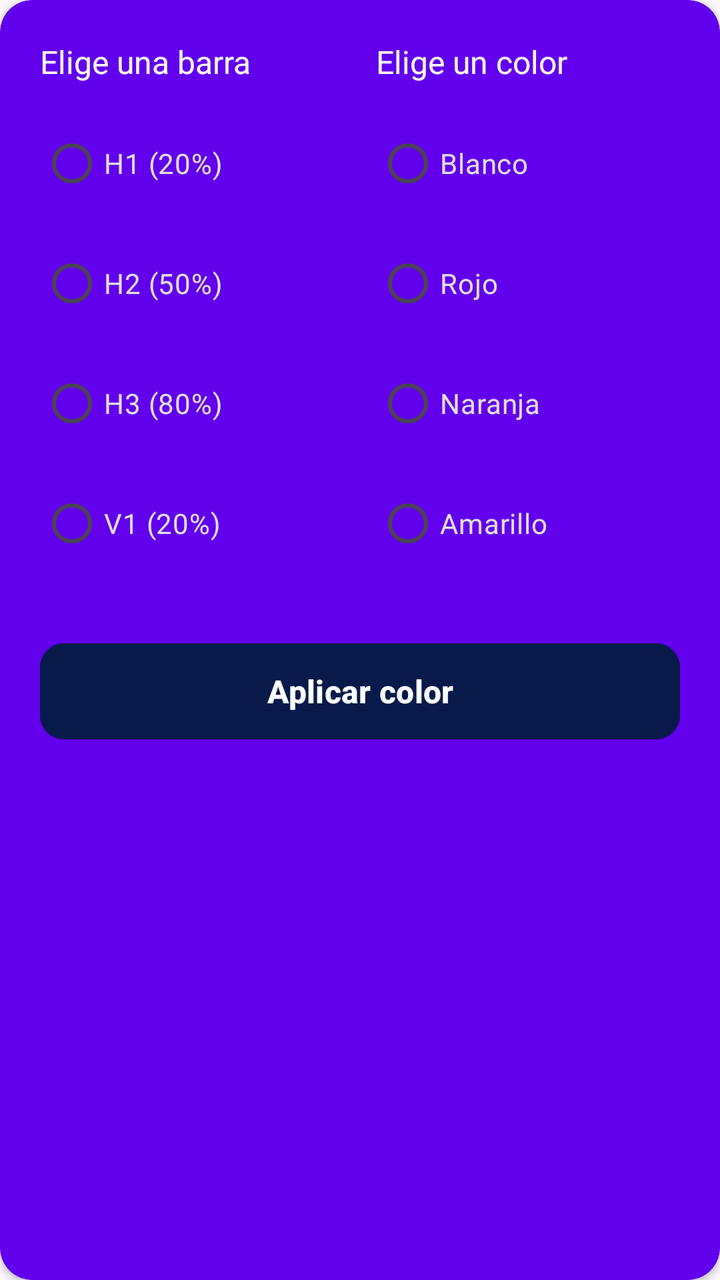
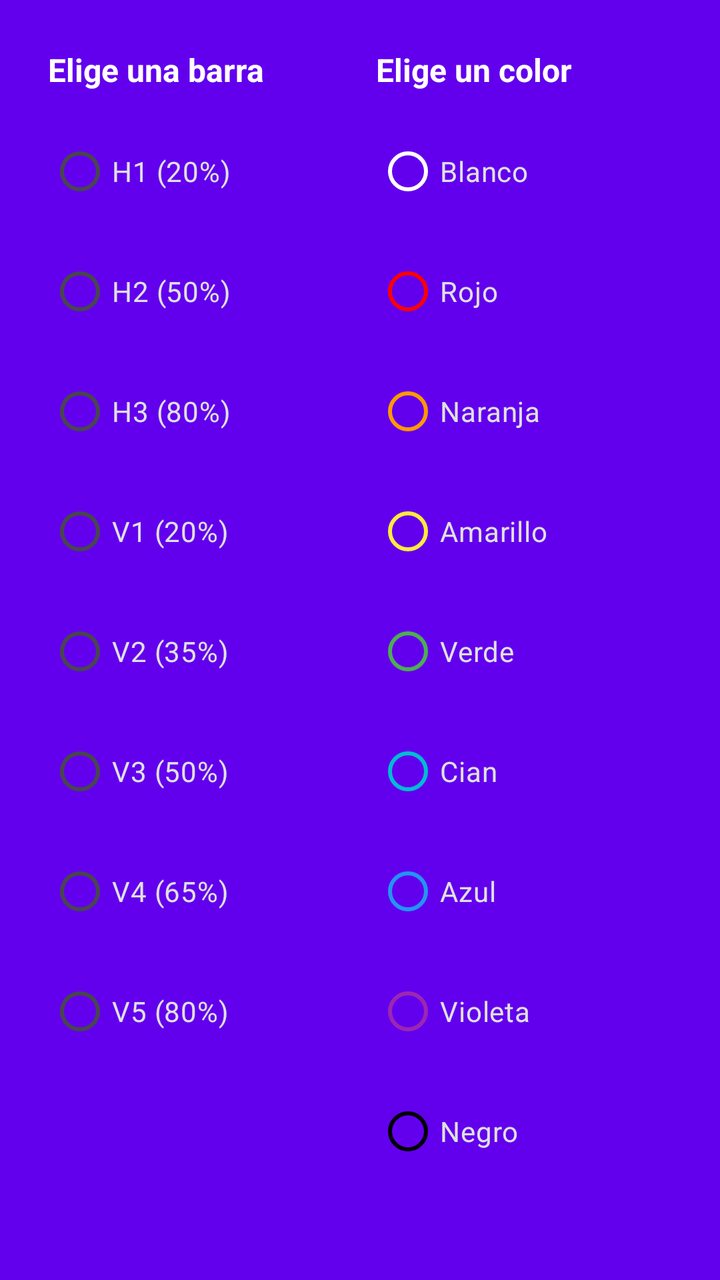

Compare the two renders of this Android layout. The source of the first and the diff that turns it into the second are given below.
<!-- AndroidManifest.xml: application theme Theme.ComoqueraisApps -->
<!-- res/layout/dialog_colors.xml -->
<androidx.cardview.widget.CardView
    xmlns:android="http://schemas.android.com/apk/res/android"
    xmlns:app="http://schemas.android.com/apk/res-auto"
    android:layout_width="match_parent"
    android:layout_height="wrap_content"
    android:layout_margin="16dp"
    app:cardCornerRadius="16dp"
    app:cardBackgroundColor="@color/background_fab">

    <LinearLayout
        android:layout_width="match_parent"
        android:layout_height="wrap_content"
        android:orientation="vertical"
        android:layout_margin="20dp">

        <LinearLayout
            android:layout_width="match_parent"
            android:layout_height="wrap_content"
            android:orientation="horizontal">

            <LinearLayout
                android:layout_width="0dp"
                android:layout_height="wrap_content"
                android:layout_weight="1"
                android:orientation="vertical"
                android:layout_marginRight="8dp">

                <TextView
                    android:layout_width="wrap_content"
                    android:layout_height="wrap_content"
                    android:text="Elige una barra"
                    android:textColor="#FFFFFF"
                    android:textSize="16sp"
                    android:layout_marginBottom="16dp"/>

                <RadioGroup
                    android:layout_width="match_parent"
                    android:layout_height="wrap_content">

                    <RadioButton
                        android:layout_width="wrap_content"
                        android:layout_height="wrap_content"
                        android:text="H1 (20%)"
                        android:textColor="#E0E0E0" />

                    
                    <RadioButton
                        android:layout_width="wrap_content"
                        android:layout_height="wrap_content"
                        android:text="H2 (50%)"
                        android:textColor="#E0E0E0"
                        android:layout_marginTop="12dp" />

                    <RadioButton
                        android:layout_width="wrap_content"
                        android:layout_height="wrap_content"
                        android:text="H3 (80%)"
                        android:textColor="#E0E0E0"
                        android:layout_marginTop="12dp" />

                    <RadioButton
                        android:layout_width="wrap_content"
                        android:layout_height="wrap_content"
                        android:text="V1 (20%)"
                        android:textColor="#E0E0E0"
                        android:layout_marginTop="12dp" />
                </RadioGroup>
            </LinearLayout>

            
            
            <LinearLayout
                android:layout_width="0dp"
                android:layout_height="wrap_content"
                android:layout_weight="1"
                android:orientation="vertical"
                android:layout_marginLeft="8dp">

                <TextView
                    android:layout_width="wrap_content"
                    android:layout_height="wrap_content"
                    android:text="Elige un color"
                    android:textColor="#FFFFFF"
                    android:textSize="16sp"
                    android:layout_marginBottom="16dp"/>

                <RadioGroup
                    android:layout_width="match_parent"
                    android:layout_height="wrap_content">

                    <RadioButton
                        android:layout_width="wrap_content"
                        android:layout_height="wrap_content"
                        android:text="Blanco"
                        android:textColor="#E0E0E0"
                        android:buttonTint="#FFFFFF" />

                    <RadioButton
                        android:layout_width="wrap_content"
                        android:layout_height="wrap_content"
                        android:text="Rojo"
                        android:textColor="#E0E0E0"
                        android:buttonTint="#FF0000"
                        android:layout_marginTop="12dp" />

                    <RadioButton
                        android:layout_width="wrap_content"
                        android:layout_height="wrap_content"
                        android:text="Naranja"
                        android:textColor="#E0E0E0"
                        android:buttonTint="#FF9800"
                        android:layout_marginTop="12dp" />

                    <RadioButton
                        android:layout_width="wrap_content"
                        android:layout_height="wrap_content"
                        android:text="Amarillo"
                        android:textColor="#E0E0E0"
                        android:buttonTint="#FFEB3B"
                        android:layout_marginTop="12dp" />
                </RadioGroup>
            </LinearLayout>
        </LinearLayout>

        
        
        <Button
            android:layout_width="match_parent"
            android:layout_height="56dp"
            android:layout_marginTop="32dp"
            android:text="Aplicar color"
            android:textColor="#FFFFFF"
            android:textSize="16sp"
            android:textStyle="bold"
            android:textAllCaps="false"
            android:backgroundTint="@color/bgapp_background_card"
            app:cornerRadius="12dp" />

    </LinearLayout>
</androidx.cardview.widget.CardView>
<!-- resources referenced by this layout -->
<resources>
  <color name="background_fab">#FF6200EE</color>
  <color name="bgapp_background_card">#FF081A4A</color>
  <style name="Theme.ComoqueraisApps" parent="Base.Theme.ComoqueraisApps" />
  <style name="Base.Theme.ComoqueraisApps" parent="Theme.Material3.DayNight.NoActionBar">
          
          
      </style>
</resources>

<!-- the commit's change to res/layout/dialog_colors.xml (unified diff, before → after) -->
@@ -1,140 +1,220 @@
-<androidx.cardview.widget.CardView
+<?xml version="1.0" encoding="utf-8"?>
+<LinearLayout
     xmlns:android="http://schemas.android.com/apk/res/android"
     xmlns:app="http://schemas.android.com/apk/res-auto"
     android:layout_width="match_parent"
     android:layout_height="wrap_content"
-    android:layout_margin="16dp"
-    app:cardCornerRadius="16dp"
-    app:cardBackgroundColor="@color/background_fab">
+    android:orientation="vertical"
+    android:background="@color/background_fab"
+    android:padding="24dp">
 
     <LinearLayout
         android:layout_width="match_parent"
         android:layout_height="wrap_content"
-        android:orientation="vertical"
-        android:layout_margin="20dp">
+        android:orientation="horizontal">
 
         <LinearLayout
-            android:layout_width="match_parent"
+            android:layout_width="0dp"
             android:layout_height="wrap_content"
-            android:orientation="horizontal">
-
-            <LinearLayout
-                android:layout_width="0dp"
+            android:layout_weight="1"
+            android:orientation="vertical"
+            android:layout_marginRight="8dp">
+
+            <TextView
+                android:layout_width="wrap_content"
                 android:layout_height="wrap_content"
-                android:layout_weight="1"
-                android:orientation="vertical"
-                android:layout_marginRight="8dp">
-
-                <TextView
-                    android:layout_width="wrap_content"
-                    android:layout_height="wrap_content"
-                    android:text="Elige una barra"
-                    android:textColor="#FFFFFF"
-                    android:textSize="16sp"
-                    android:layout_marginBottom="16dp"/>
-
-                <RadioGroup
-                    android:layout_width="match_parent"
-                    android:layout_height="wrap_content">
-
-                    <RadioButton
-                        android:layout_width="wrap_content"
-                        android:layout_height="wrap_content"
-                        android:text="H1 (20%)"
-                        android:textColor="#E0E0E0" />
-
-                    
-                    <RadioButton
-                        android:layout_width="wrap_content"
-                        android:layout_height="wrap_content"
-                        android:text="H2 (50%)"
-                        android:textColor="#E0E0E0"
-                        android:layout_marginTop="12dp" />
-
-                    <RadioButton
-                        android:layout_width="wrap_content"
-                        android:layout_height="wrap_content"
-                        android:text="H3 (80%)"
-                        android:textColor="#E0E0E0"
-                        android:layout_marginTop="12dp" />
-
-                    <RadioButton
-                        android:layout_width="wrap_content"
-                        android:layout_height="wrap_content"
-                        android:text="V1 (20%)"
-                        android:textColor="#E0E0E0"
-                        android:layout_marginTop="12dp" />
-                </RadioGroup>
-            </LinearLayout>
-
-            
-            
-            <LinearLayout
-                android:layout_width="0dp"
+                android:text="Elige una barra"
+                android:textStyle="bold"
+                android:textColor="#FFFFFF"
+                android:textSize="16sp"
+                android:layout_marginBottom="16dp"/>
+
+            <RadioGroup
+                android:id="@+id/rgBarras"
+                android:layout_width="match_parent"
+                android:layout_height="wrap_content">
+
+                <RadioButton
+                    android:id="@+id/rbH1"
+                    android:layout_width="wrap_content"
+                    android:layout_height="wrap_content"
+                    android:text="H1 (20%)"
+                    android:textColor="#E0E0E0" />
+
+                <RadioButton
+                    android:id="@+id/rbH2"
+                    android:layout_width="wrap_content"
+                    android:layout_height="wrap_content"
+                    android:text="H2 (50%)"
+                    android:textColor="#E0E0E0"
+                    android:layout_marginTop="12dp" />
+
+                <RadioButton
+                    android:id="@+id/rbH3"
+                    android:layout_width="wrap_content"
+                    android:layout_height="wrap_content"
+                    android:text="H3 (80%)"
+                    android:textColor="#E0E0E0"
+                    android:layout_marginTop="12dp" />
+
+                <RadioButton
+                    android:id="@+id/rbV1"
+                    android:layout_width="wrap_content"
+                    android:layout_height="wrap_content"
+                    android:text="V1 (20%)"
+                    android:textColor="#E0E0E0"
+                    android:layout_marginTop="12dp" />
+
+                <RadioButton
+                    android:id="@+id/rbV2"
+                    android:layout_width="wrap_content"
+                    android:layout_height="wrap_content"
+                    android:text="V2 (35%)"
+                    android:textColor="#E0E0E0"
+                    android:layout_marginTop="12dp" />
+
+                <RadioButton
+                    android:id="@+id/rbV3"
+                    android:layout_width="wrap_content"
+                    android:layout_height="wrap_content"
+                    android:text="V3 (50%)"
+                    android:textColor="#E0E0E0"
+                    android:layout_marginTop="12dp" />
+
+                <RadioButton
+                    android:id="@+id/rbV4"
+                    android:layout_width="wrap_content"
+                    android:layout_height="wrap_content"
+                    android:text="V4 (65%)"
+                    android:textColor="#E0E0E0"
+                    android:layout_marginTop="12dp" />
+
+                <RadioButton
+                    android:id="@+id/rbV5"
+                    android:layout_width="wrap_content"
+                    android:layout_height="wrap_content"
+                    android:text="V5 (80%)"
+                    android:textColor="#E0E0E0"
+                    android:layout_marginTop="12dp" />
+            </RadioGroup>
+        </LinearLayout>
+
+        <LinearLayout
+            android:layout_width="0dp"
+            android:layout_height="wrap_content"
+            android:layout_weight="1"
+            android:orientation="vertical"
+            android:layout_marginLeft="8dp">
+
+            <TextView
+                android:layout_width="wrap_content"
                 android:layout_height="wrap_content"
-                android:layout_weight="1"
-                android:orientation="vertical"
-                android:layout_marginLeft="8dp">
-
-                <TextView
-                    android:layout_width="wrap_content"
-                    android:layout_height="wrap_content"
-                    android:text="Elige un color"
-                    android:textColor="#FFFFFF"
-                    android:textSize="16sp"
-                    android:layout_marginBottom="16dp"/>
-
-                <RadioGroup
-                    android:layout_width="match_parent"
-                    android:layout_height="wrap_content">
-
-                    <RadioButton
-                        android:layout_width="wrap_content"
-                        android:layout_height="wrap_content"
-                        android:text="Blanco"
-                        android:textColor="#E0E0E0"
-                        android:buttonTint="#FFFFFF" />
-
-                    <RadioButton
-                        android:layout_width="wrap_content"
-                        android:layout_height="wrap_content"
-                        android:text="Rojo"
-                        android:textColor="#E0E0E0"
-                        android:buttonTint="#FF0000"
-                        android:layout_marginTop="12dp" />
-
-                    <RadioButton
-                        android:layout_width="wrap_content"
-                        android:layout_height="wrap_content"
-                        android:text="Naranja"
-                        android:textColor="#E0E0E0"
-                        android:buttonTint="#FF9800"
-                        android:layout_marginTop="12dp" />
-
-                    <RadioButton
-                        android:layout_width="wrap_content"
-                        android:layout_height="wrap_content"
-                        android:text="Amarillo"
-                        android:textColor="#E0E0E0"
-                        android:buttonTint="#FFEB3B"
-                        android:layout_marginTop="12dp" />
-                </RadioGroup>
-            </LinearLayout>
+                android:textStyle="bold"
+                android:text="Elige un color"
+                android:textColor="#FFFFFF"
+                android:textSize="16sp"
+                android:layout_marginBottom="16dp"/>
+
+            <RadioGroup
+                android:id="@+id/rgColores"
+                android:layout_width="match_parent"
+                android:layout_height="wrap_content">
+
+                <RadioButton
+                    android:id="@+id/rbBlanco"
+                    android:layout_width="wrap_content"
+                    android:layout_height="wrap_content"
+                    android:text="Blanco"
+                    android:textColor="#E0E0E0"
+                    app:buttonTint="#FFFFFF" />
+
+                <RadioButton
+                    android:id="@+id/rbRojo"
+                    android:layout_width="wrap_content"
+                    android:layout_height="wrap_content"
+                    android:text="Rojo"
+                    android:textColor="#E0E0E0"
+                    app:buttonTint="#FF0000"
+                    android:layout_marginTop="12dp" />
+
+                <RadioButton
+                    android:id="@+id/rbNaranja"
+                    android:layout_width="wrap_content"
+                    android:layout_height="wrap_content"
+                    android:text="Naranja"
+                    android:textColor="#E0E0E0"
+                    app:buttonTint="#FF9800"
+                    android:layout_marginTop="12dp" />
+
+                <RadioButton
+                    android:id="@+id/rbAmarillo"
+                    android:layout_width="wrap_content"
+                    android:layout_height="wrap_content"
+                    android:text="Amarillo"
+                    android:textColor="#E0E0E0"
+                    app:buttonTint="#FFEB3B"
+                    android:layout_marginTop="12dp" />
+
+                <RadioButton
+                    android:id="@+id/rbVerde"
+                    android:layout_width="wrap_content"
+                    android:layout_height="wrap_content"
+                    android:text="Verde"
+                    android:textColor="#E0E0E0"
+                    app:buttonTint="#4CAF50"
+                    android:layout_marginTop="12dp" />
+
+                <RadioButton
+                    android:id="@+id/rbCian"
+                    android:layout_width="wrap_content"
+                    android:layout_height="wrap_content"
+                    android:text="Cian"
+                    android:textColor="#E0E0E0"
+                    app:buttonTint="#00BCD4"
+                    android:layout_marginTop="12dp" />
+
+                <RadioButton
+                    android:id="@+id/rbAzul"
+                    android:layout_width="wrap_content"
+                    android:layout_height="wrap_content"
+                    android:text="Azul"
+                    android:textColor="#E0E0E0"
+                    app:buttonTint="#2196F3"
+                    android:layout_marginTop="12dp" />
+
+                <RadioButton
+                    android:id="@+id/rbVioleta"
+                    android:layout_width="wrap_content"
+                    android:layout_height="wrap_content"
+                    android:text="Violeta"
+                    android:textColor="#E0E0E0"
+                    app:buttonTint="#9C27B0"
+                    android:layout_marginTop="12dp" />
+
+                <RadioButton
+                    android:id="@+id/rbNegro"
+                    android:layout_width="wrap_content"
+                    android:layout_height="wrap_content"
+                    android:text="Negro"
+                    android:textColor="#E0E0E0"
+                    app:buttonTint="#000000"
+                    android:layout_marginTop="12dp" />
+
+            </RadioGroup>
         </LinearLayout>
-
-        
-        
-        <Button
-            android:layout_width="match_parent"
-            android:layout_height="56dp"
-            android:layout_marginTop="32dp"
-            android:text="Aplicar color"
-            android:textColor="#FFFFFF"
-            android:textSize="16sp"
-            android:textStyle="bold"
-            android:textAllCaps="false"
-            android:backgroundTint="@color/bgapp_background_card"
-            app:cornerRadius="12dp" />
-
     </LinearLayout>
-</androidx.cardview.widget.CardView>
+
+    <Button
+        android:id="@+id/btnAplicar"
+        android:layout_width="match_parent"
+        android:layout_height="56dp"
+        android:layout_marginTop="32dp"
+        android:text="Aplicar color"
+        android:textColor="#FFFFFF"
+        android:textSize="16sp"
+        android:textStyle="bold"
+        android:textAllCaps="false"
+        android:backgroundTint="@color/bgapp_background_card"
+        app:cornerRadius="12dp" />
+
+</LinearLayout>
